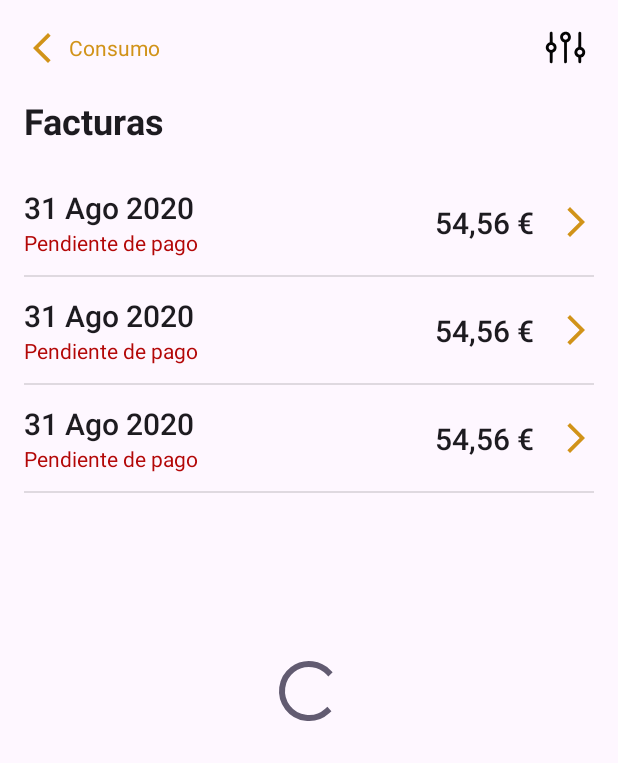
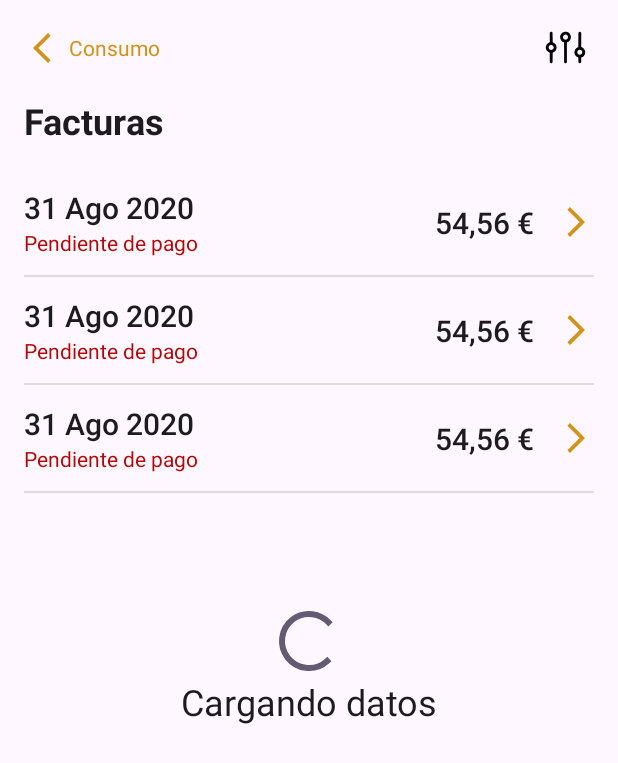
Before and after one commit to Juanma-Gutierrez/ProyectoViewnextKotlin, an Android app: the layout fragment_invoices.xml on its own in the app's theme, with its tools: preview values and no code run, on a phone screen of 412 x 824 dp. Shown: the top 763 px of the screen. Run offline under Robolectric (Android 15) with nearby library versions, the phone set to English and light mode, and no system bars; network calls fail.

Commit message:
Add loading message in isLoading

```diff
--- a/app/src/main/res/layout/fragment_invoices.xml
+++ b/app/src/main/res/layout/fragment_invoices.xml
@@ -32,15 +32,32 @@
                 app:layout_constraintStart_toStartOf="parent"
                 app:layout_constraintTop_toTopOf="parent" />
 
-            <ProgressBar
-                android:id="@+id/invoicesFr_pb_isLoading"
-                style="?android:attr/progressBarStyle"
-                android:layout_width="wrap_content"
-                android:layout_height="wrap_content"
+            <LinearLayout
+                android:id="@+id/invoicesFr_ll_isLoadingContainer"
+                android:layout_width="match_parent"
+                android:layout_height="match_parent"
+                android:orientation="vertical"
                 app:layout_constraintBottom_toBottomOf="parent"
                 app:layout_constraintEnd_toEndOf="parent"
                 app:layout_constraintStart_toStartOf="parent"
-                app:layout_constraintTop_toBottomOf="@id/invoicesFr_tv_titleInvoices" />
+                app:layout_constraintTop_toTopOf="parent"
+                android:gravity="center">
+
+                <ProgressBar
+                    android:id="@+id/invoicesFr_pb_isLoading"
+                    style="?android:attr/progressBarStyle"
+                    android:layout_width="wrap_content"
+                    android:layout_height="wrap_content" />
+
+                <com.google.android.material.textview.MaterialTextView
+                    android:id="@+id/invoicesFr_tv_loading"
+                    style="@style/MaterialAlertDialog.Material3.Title.Text"
+                    android:layout_width="match_parent"
+                    android:textAlignment="center"
+                    android:layout_height="wrap_content"
+                    android:text="@string/loading_message" />
+
+            </LinearLayout>
 
 
             <androidx.recyclerview.widget.RecyclerView
--- a/app/src/main/res/values/colors.xml
+++ b/app/src/main/res/values/colors.xml
@@ -1,7 +1,5 @@
 <?xml version="1.0" encoding="utf-8"?>
 <resources>
-    <color name="black">#FF000000</color>
-    <color name="white">#FFFFFFFF</color>
     <color name="primary">#D19319</color>
     <color name="warning">#B30707</color>
     <color name="grey">#777777</color>
--- a/app/src/main/res/values/strings.xml
+++ b/app/src/main/res/values/strings.xml
@@ -1,7 +1,5 @@
 <resources>
     <string name="app_name">Proyecto Viewnext</string>
-    <!-- TODO: Remove or change this placeholder text -->
-    <string name="hello_blank_fragment">Hello blank fragment</string>
 
     <!-- Modal screen messages -->
     <string name="warning_title">Información</string>
@@ -12,6 +10,7 @@
     <string name="title_invoices">Facturas</string>
     <string name="usage">Consumo</string>
     <string name="not_available">Función no implementada</string>
+    <string name="loading_message">Cargando datos</string>
 
     <!-- Filter fragment -->
     <string name="title_filterInvoices">Filtrar facturas</string>
@@ -32,4 +31,5 @@
     <string name="title_buttonApply">Aplicar</string>
     <string name="title_buttonRemoveFilters">Eliminar filtros</string>
 
+
 </resources>
```
Also changed, not shown: app/src/main/java/com/viewnext/proyectoviewnext/ui/invoices/InvoicesFragment.kt (+10 -2 lines).
